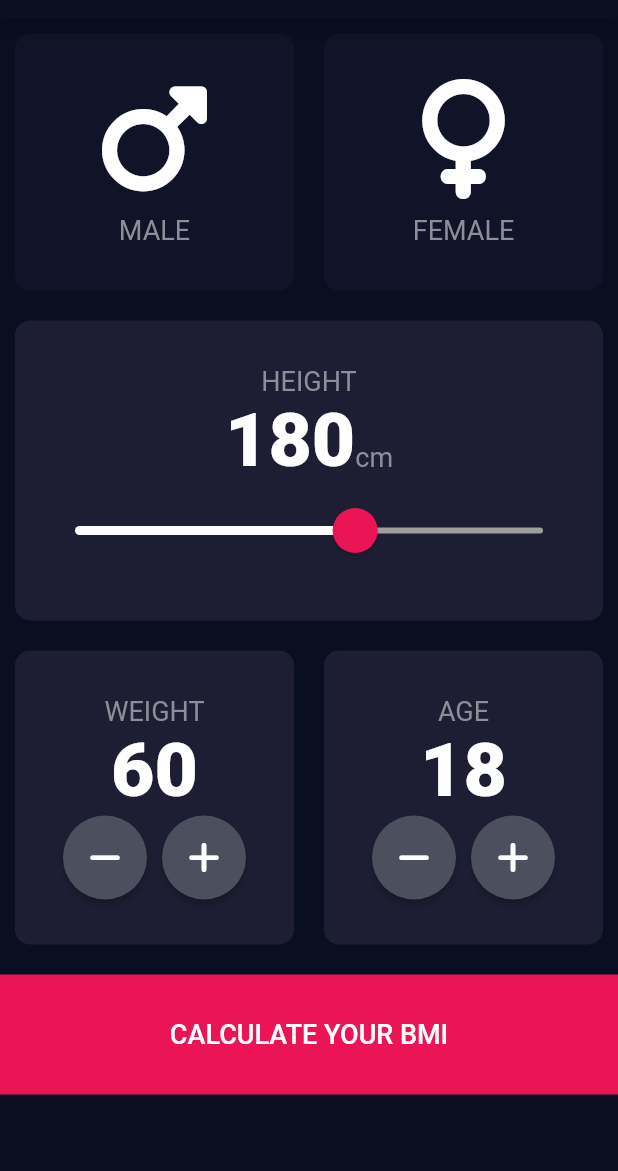
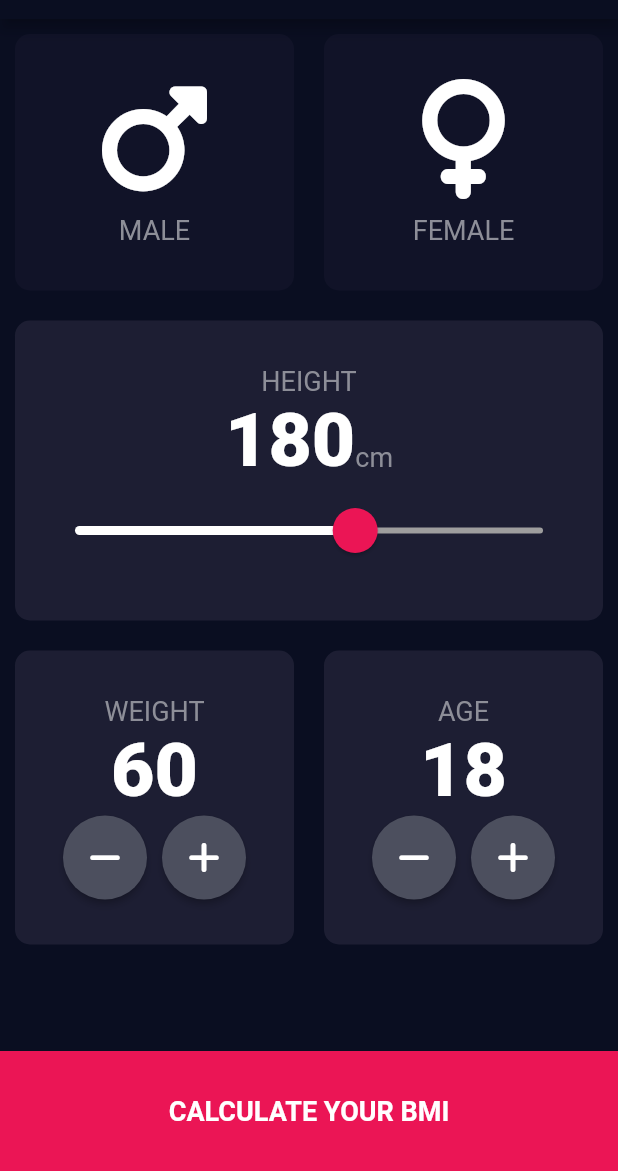
Before and after one commit to sussananukem/bmi_calculator, a Flutter app: the screen it shows after launch, on a phone screen of 412 x 824 dp, the part 65-1236 px from its top. Run offline on Flutter 3.47's test engine with Material 2 defaults, Android fonts, the phone set to English and light mode, and no system bars; our stand-ins replace device_preview, font_awesome_flutter.

Commit message:
Front End Complete

```diff
--- /dev/null
+++ b/lib/components/calculate_button.dart
@@ -0,0 +1,35 @@
+import 'package:flutter/material.dart';
+
+import '../constants.dart';
+
+class CalculateButton extends StatelessWidget {
+  const CalculateButton({
+    super.key,
+    required this.calcBtnTxt,
+    required this.onTap,
+  });
+
+  //same as void Function()?
+  final VoidCallback onTap;
+ final String calcBtnTxt;
+  @override
+  Widget build(BuildContext context) {
+    return GestureDetector(
+      onTap: onTap,
+      child: Padding(
+        padding: const EdgeInsets.only(top: 10.0),
+        child: Container(
+          width: double.infinity,
+          height: kBottomButtonHeight,
+          color: kPink,
+          child: Center(
+            child: Text(
+              calcBtnTxt,
+              style: kCalcButtonTextStyle,
+            ),
+          ),
+        ),
+      ),
+    );
+  }
+}
--- a/lib/main.dart
+++ b/lib/main.dart
@@ -2,6 +2,7 @@ import 'package:bmi_calculator/pages/result_page.dart';
 import 'package:device_preview/device_preview.dart';
 import 'package:flutter/foundation.dart';
 import 'package:flutter/material.dart';
+import 'package:flutter/services.dart';
 import 'pages/home.dart';
 
 void main() {
@@ -18,10 +19,16 @@ class MyApp extends StatelessWidget {
 
   @override
   Widget build(BuildContext context) {
+    //This prevents it going into landscape mode
+    SystemChrome.setPreferredOrientations([
+      DeviceOrientation.portraitUp,
+      DeviceOrientation.portraitDown,
+    ]);
     return MaterialApp(
       routes: {
          '/Result': (context) => const ResultPage(),
       },
+
       debugShowCheckedModeBanner: false,
       useInheritedMediaQuery: true,
       locale: DevicePreview.locale(context),
--- a/lib/pages/home.dart
+++ b/lib/pages/home.dart
@@ -1,5 +1,6 @@
 import 'package:flutter/material.dart';
 import 'package:font_awesome_flutter/font_awesome_flutter.dart';
+import '../components/calculate_button.dart';
 import '../components/reusable_card.dart';
 import '../components/first_row_content.dart';
 import 'package:bmi_calculator/constants.dart';
@@ -26,13 +27,14 @@ class MyHomePage extends StatefulWidget {
 class _MyHomePageState extends State<MyHomePage> {
   //ADDED HERE BECAUSE THEY CAN CHANGE, HENCE THEY NEED TO BE IN A STATEFUL
   // WIDGET CLASS.
- Gender? selectedGender;
+  Gender? selectedGender;
 
   @override
   Widget build(BuildContext context) {
     return Scaffold(
       appBar: AppBar(
-        title: const Center(child: Text('BMI CALCULATOR')),
+        centerTitle: true,
+        title: const Text('BMI CALCULATOR'),
       ),
       //With SingleChildScrollView, the EXPANDED widget can only be used
       // within a row, not a column or any random widget in the vertical tree
@@ -49,7 +51,7 @@ class _MyHomePageState extends State<MyHomePage> {
                 Expanded(
                   child: ReusableCard(
                     myPadding: const EdgeInsets.symmetric(vertical: 30),
-                    onPress: (){
+                    onPress: () {
                       setState(() {
                         selectedGender = Gender.male;
                       });
@@ -67,7 +69,7 @@ class _MyHomePageState extends State<MyHomePage> {
                 Expanded(
                   child: ReusableCard(
                     myPadding: const EdgeInsets.symmetric(vertical: 30),
-                    onPress: (){
+                    onPress: () {
                       setState(() {
                         selectedGender = Gender.female;
                       });
@@ -87,7 +89,7 @@ class _MyHomePageState extends State<MyHomePage> {
             //HEIGHT SECTION
             ReusableCard(
               myPadding: const EdgeInsets.symmetric(vertical: 30),
-              onPress: (){},
+              onPress: () {},
               myColor: kActiveCardColor,
               cardChild: const SelectHeight(),
             ),
@@ -99,7 +101,7 @@ class _MyHomePageState extends State<MyHomePage> {
                 Expanded(
                   child: ReusableCard(
                     myPadding: const EdgeInsets.symmetric(vertical: 30),
-                    onPress: (){},
+                    onPress: () {},
                     myColor: kActiveCardColor,
                     cardChild: const SelectWeight(),
                   ),
@@ -108,35 +110,22 @@ class _MyHomePageState extends State<MyHomePage> {
                 Expanded(
                   child: ReusableCard(
                     myPadding: const EdgeInsets.symmetric(vertical: 30),
-                    onPress: (){},
+                    onPress: () {},
                     myColor: kActiveCardColor,
                     cardChild: const SelectAge(),
                   ),
                 ),
               ],
             ),
-            //BUTTON
-            GestureDetector(
-              onTap: (){
-                Navigator.pushNamed(context, '/Result');
-              },
-              child: Padding(
-                padding: const EdgeInsets.only(top: 10.0),
-                child: Container(
-                  width: double.infinity,
-                  height: kBottomButtonHeight,
-                  color: kPink,
-                  child: const Center(
-                    child: Text(
-                      kCalcButtonText,
-                      style: kCalcButtonTextStyle,
-                    ),
-                  ),
-                ),
-              ),
-            )
           ],
         ),
+      ),
+      //BUTTON
+      bottomNavigationBar: CalculateButton(
+        calcBtnTxt: kCalcButtonText,
+        onTap: (){
+          Navigator.pushNamed(context, '/Result');
+        },
       ),
     );
   }
```
Also changed, not shown: lib/components/result_card_content.dart (added, +80 -0 lines), lib/constants.dart (+11 -1 lines), lib/pages/result_page.dart (+44 -2 lines).
